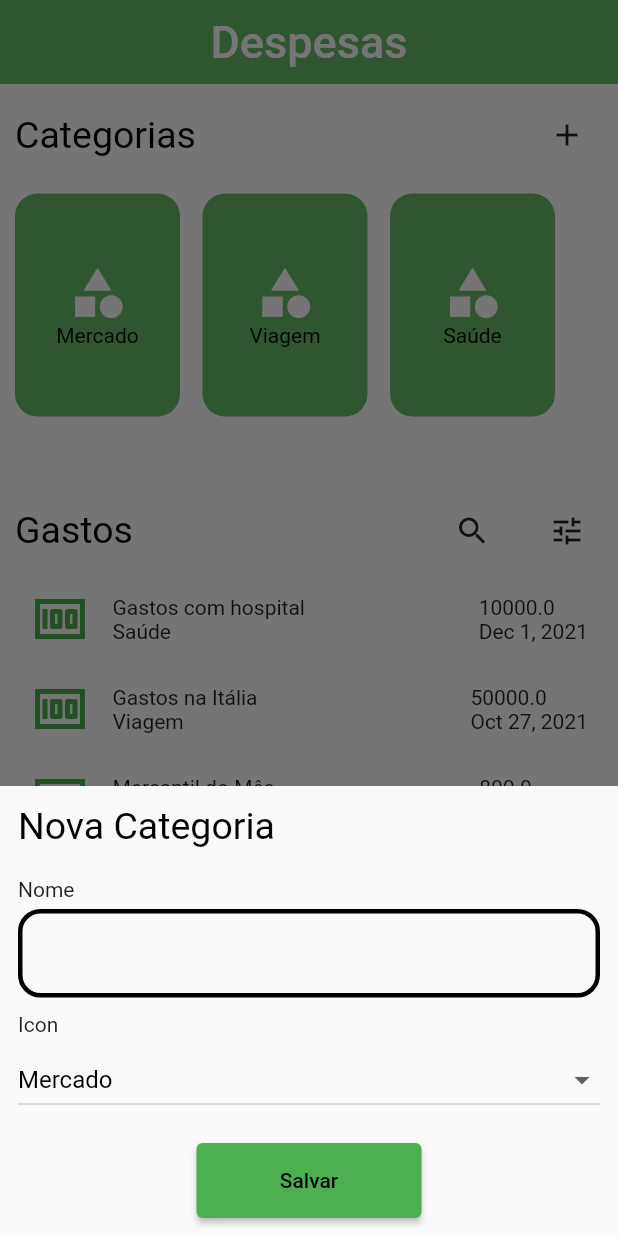
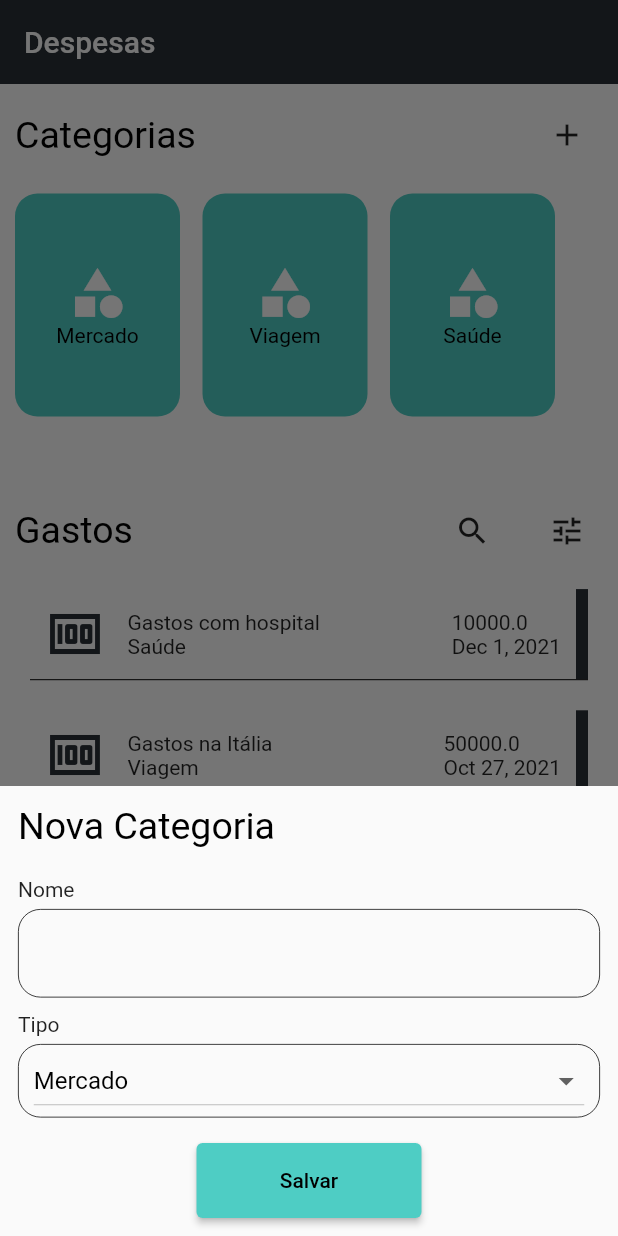
Before and after one commit to Pedro-Ivo-BM/DevAcademy-Flutter-Challenge, a Flutter app: the screen it shows after launch, after a tap on the "add" icon, on a phone screen of 412 x 824 dp. Run offline on Flutter 3.47's test engine with Material 2 defaults, Android fonts, the light colour scheme and no system bars; drawn by our look-alikes of flutter_slidable; our stand-ins replace get.

Commit message:
melhorando o design

```diff
--- a/dev_challenger/lib/shared/models/expense_model.dart
+++ b/dev_challenger/lib/shared/models/expense_model.dart
@@ -1,4 +1,3 @@
-import 'package:flutter/material.dart';
 
 class Expense {
   double value;
--- a/dev_challenger/lib/view/home/home_page.dart
+++ b/dev_challenger/lib/view/home/home_page.dart
@@ -21,11 +21,10 @@ class HomePage extends GetView<HomeController> {
     return Scaffold(
       backgroundColor: Colors.white,
       appBar: AppBar(
-        centerTitle: true,
-        backgroundColor: Colors.green[400],
+        backgroundColor: Color(0xFF292F36),
         elevation: 0,
         title: const Text(
-          'Despesas', style: TextStyle(fontSize: 30),
+          'Despesas', style: TextStyle(fontSize: 20),
         ),
       ),
       body: SingleChildScrollView(
@@ -63,7 +62,7 @@ class HomePage extends GetView<HomeController> {
                                   },
                                 );
                               },
-                              icon: const Icon(Icons.add),
+                              icon: const Icon(Icons.add,),
                             ),
                           ],
                         ),
@@ -209,7 +208,7 @@ class HomePage extends GetView<HomeController> {
         ),
       ),
       floatingActionButton: FloatingActionButton(
-        backgroundColor: Colors.green,
+        backgroundColor: Color(0xFF4ECDC4),
         onPressed: () async {
           await ModalSheet.elegantBottonSheet(
             context: context,
--- a/dev_challenger/lib/view/home/widgets/category_list_tile_widget.dart
+++ b/dev_challenger/lib/view/home/widgets/category_list_tile_widget.dart
@@ -29,7 +29,7 @@ class CategoryListTile extends StatelessWidget {
       width: width,
       height: height,
       decoration: BoxDecoration(
-        color: Colors.green[400],
+        color: Color(0xFF4ECDC4),
         borderRadius: BorderRadius.circular(15),
       ),
       margin: margin,
--- a/dev_challenger/lib/widgets/create_category_widget.dart
+++ b/dev_challenger/lib/widgets/create_category_widget.dart
@@ -43,7 +43,7 @@ class CreateCategoryWidget extends StatelessWidget {
               style: TextStyle(color: Colors.black),
               decoration: InputDecoration(
                 enabledBorder: OutlineInputBorder(
-                  borderSide: BorderSide(color: Colors.black, width: 3),
+                  borderSide: BorderSide(color: Colors.black, width: 0.5),
                   borderRadius: BorderRadius.circular(15),
                 ),
               ),
@@ -51,12 +51,21 @@ class CreateCategoryWidget extends StatelessWidget {
             SizedBox(
               height: 10,
             ),
-            Text('Icon'),
+            Text('Tipo'),
             SizedBox(
               height: 5,
             ),
             Obx(() {
-              return DropdownButton(
+              return Container(
+                padding: EdgeInsets.symmetric(horizontal: 10),
+                decoration: BoxDecoration(
+                  borderRadius: BorderRadius.circular(15),
+                  border: Border.all(
+                    width: 0.5,
+                    //style: ButtonStyle.
+                  ),
+                ),
+                child: DropdownButton(
                   value: dropdownValue.value,
                   onChanged: (value) {
                     dropdownValue.value = value as Category?;
@@ -77,6 +86,7 @@ class CreateCategoryWidget extends StatelessWidget {
                     },
                   ).toList(),
                   isExpanded: true,
+                ),
               );
             }),
             const Spacer(),
--- a/dev_challenger/lib/widgets/expenses_list_tile_widget.dart
+++ b/dev_challenger/lib/widgets/expenses_list_tile_widget.dart
@@ -9,13 +9,23 @@ class ExpensesListTile extends StatelessWidget {
 
   @override
   Widget build(BuildContext context) {
-    return Container(
+    return Column(
+      children: [
+        Container(
+          padding: EdgeInsets.all(10),
           decoration: BoxDecoration(
-        borderRadius: BorderRadius.circular(15),
+
+            border: Border(right: BorderSide(width: 8, color: Color(0xFF292F36))),
+            //borderRadius: BorderRadius.only(),
+            //border: Border.all(width: 0.5),
           ),
           child: Row(
             children: [
-          Icon(Icons.money, size: 40, color: Colors.green[500],),
+              Icon(
+                Icons.money,
+                size: 40,
+                color: Color(0xFF292F36),
+              ),
               SizedBox(
                 width: 15,
               ),
@@ -33,6 +43,12 @@ class ExpensesListTile extends StatelessWidget {
               ),
             ],
           ),
+        ),
+        const Divider(
+          height: 0.8,
+          color: Colors.black,
+        ),
+      ],
     );
   }
 }
--- a/dev_challenger/lib/widgets/save_button.dart
+++ b/dev_challenger/lib/widgets/save_button.dart
@@ -10,7 +10,7 @@ class SaveButton extends StatelessWidget {
       onPressed: onPressed,
       child: Text('Salvar'),
       style: ElevatedButton.styleFrom(
-        primary: Colors.green[500],
+        primary: Color(0xFF4ECDC4),
         onPrimary: Colors.black,
         minimumSize: Size(150, 50),
       ),
--- a/dev_challenger/lib/widgets/search_expense_widget.dart
+++ b/dev_challenger/lib/widgets/search_expense_widget.dart
@@ -1,7 +1,6 @@
 import 'package:dev_challenge/widgets/save_button.dart';
 import 'package:flutter/material.dart';
-import 'package:get/get.dart';
-import 'package:get/get_rx/src/rx_types/rx_types.dart';
+
 
 class SearchExpenseWidget extends StatelessWidget {
   final TextEditingController searchNameExpenseController;
@@ -31,7 +30,7 @@ class SearchExpenseWidget extends StatelessWidget {
               style: TextStyle(color: Colors.black,),
               decoration: InputDecoration(
                 enabledBorder: OutlineInputBorder(
-                  borderSide: BorderSide(color: Colors.black, width: 3),
+                  borderSide: BorderSide(color: Colors.black, width: 0.5),
                   borderRadius: BorderRadius.circular(15),
                 ),
               ),
--- a/dev_challenger/pubspec.yaml
+++ b/dev_challenger/pubspec.yaml
@@ -35,7 +35,6 @@ dependencies:
   # Use with the CupertinoIcons class for iOS style icons.
   cupertino_icons: ^1.0.2
   get: ^4.3.8
-  lint: ^1.0.0
   intl: ^0.17.0
   flutter_slidable: ^0.6.0
 
```
Also changed, not shown: dev_challenger/analysis_options.yaml (deleted, +0 -29 lines), dev_challenger/lib/view/home/widgets/create_expense_widget.dart (+10 -3 lines), dev_challenger/lib/widgets/date_picker_button_widget.dart (+23 -8 lines), dev_challenger/lib/widgets/filter_expense_widget.dart (+13 -4 lines), dev_challenger/pubspec.lock. Lines whose indentation alone changed are shown as unchanged.
